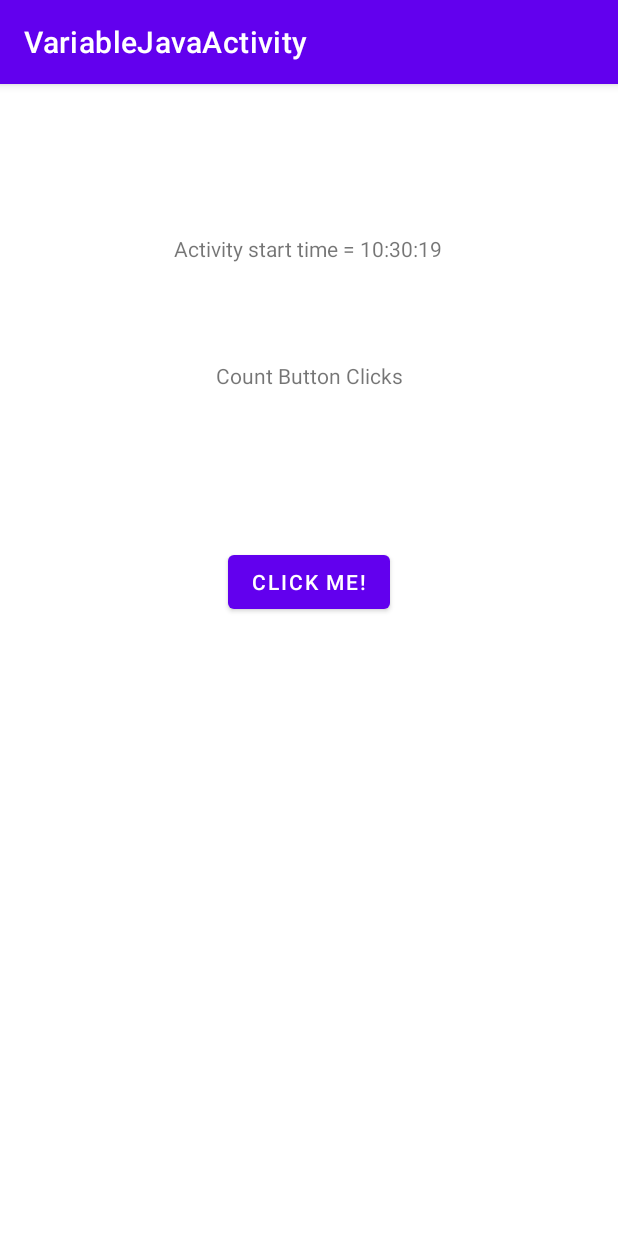
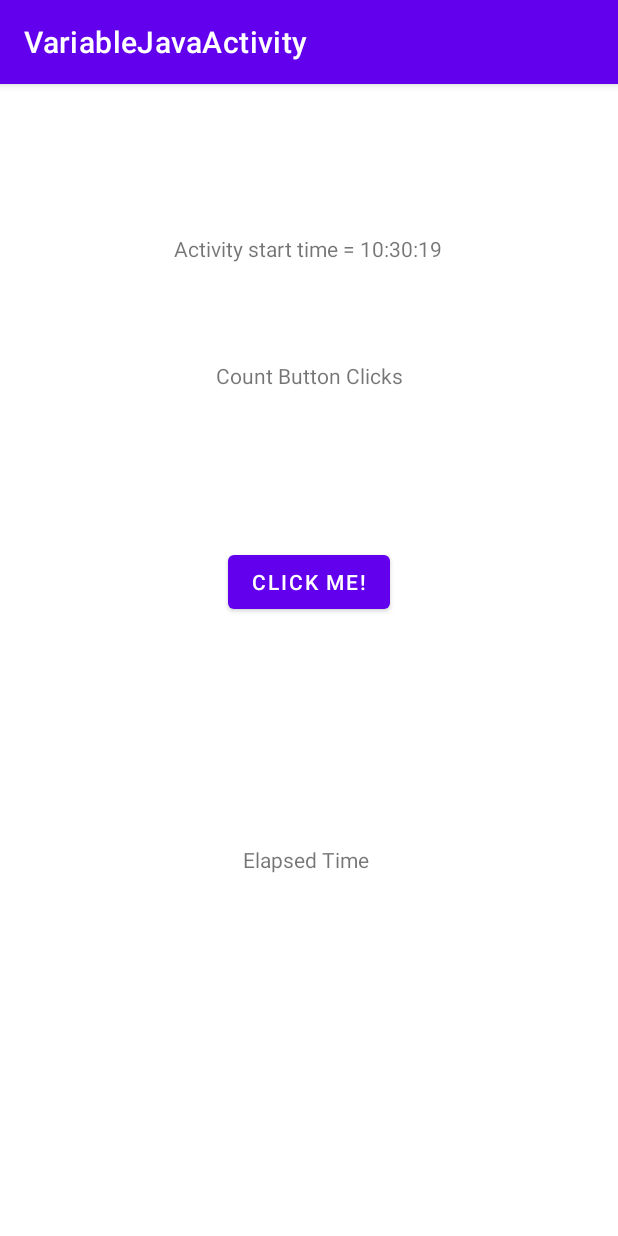
Before and after one commit to Yanghaeun716/HelloKotlin, an Android app: the VariableJavaActivity screen opened directly, with no data from a screen before it, on a phone screen of 412 x 824 dp. Run offline under Robolectric (Android 15) with nearby library versions, the phone set to English and light mode, and no system bars.

Commit message:
Time elapsed

```diff
--- a/app/src/main/java/com/example/hellokotlin/VariableJavaActivity.java
+++ b/app/src/main/java/com/example/hellokotlin/VariableJavaActivity.java
@@ -12,9 +12,10 @@ import java.util.Locale;
 
 public class VariableJavaActivity extends AppCompatActivity {
     int clickCount;
-    TextView txtActivityStartTime, txtCountBtnClicks;
+    TextView txtActivityStartTime, txtCountBtnClicks, txtElapsedTime;
     Button btnClickMe;
     final long startTime = System.currentTimeMillis();
+    long elapsedSeconds;
 
     @Override
     protected void onCreate(Bundle savedInstanceState) {
@@ -24,15 +25,19 @@ public class VariableJavaActivity extends AppCompatActivity {
         txtActivityStartTime = findViewById(R.id.txtActivityStartTime);
         txtCountBtnClicks = findViewById(R.id.txtCountBtnClicks);
         btnClickMe = findViewById(R.id.btnClickMe);
+        txtElapsedTime = findViewById(R.id.txtElapsedTime);
 
         clickCount = 0;
 //        startTime = System.currentTimeMillis();
+
 
         btnClickMe.setOnClickListener(new View.OnClickListener() {
             @Override
             public void onClick(View v) {
                 clickCount++;
                 txtCountBtnClicks.setText("Button clicks = "+ clickCount);
+                elapsedSeconds = (long) ((System.currentTimeMillis() - startTime)/1000.0);
+                txtElapsedTime.setText(elapsedSeconds +"seconds elapsed");
             }
         });
         String sTimeStamp = new SimpleDateFormat("HH:mm:ss", Locale.KOREA).format(startTime);
--- a/app/src/main/java/com/example/hellokotlin/VariableKotlinActivity.kt
+++ b/app/src/main/java/com/example/hellokotlin/VariableKotlinActivity.kt
@@ -15,15 +15,19 @@ class VariableKotlinActivity : AppCompatActivity() {
         val txtActivityStartTime = findViewById<TextView>(R.id.txtActivityStartTime)
         val txtCountBtnClicks = findViewById<TextView>(R.id.txtCountBtnClicks)
         val btnClickMe = findViewById<Button>(R.id.btnClickMe)
+        val txtElapsedTime = findViewById<TextView>(R.id.txtElapsedTime)
 
         var clickCount = 0
         val startTime = System.currentTimeMillis()
         val sTimeStamp = SimpleDateFormat("HH:mm:ss", Locale.KOREA).format(startTime)
         txtActivityStartTime.text= "Activity start time = ${sTimeStamp}"
 
+
         btnClickMe.setOnClickListener{
             clickCount++
             txtCountBtnClicks.text = "Button clicks = ${clickCount}"
+            var elapesdSeconds : Long = ((System.currentTimeMillis() - startTime) / 1000.0).toLong()
+            txtElapsedTime.text = "${elapesdSeconds} seconds elapsed "
         }
     }
 }
--- a/app/src/main/res/layout/layout_variable.xml
+++ b/app/src/main/res/layout/layout_variable.xml
@@ -35,4 +35,17 @@
         app:layout_constraintEnd_toEndOf="parent"
         app:layout_constraintStart_toStartOf="parent"
         app:layout_constraintTop_toBottomOf="@+id/txtCountBtnClicks" />
+
+    <TextView
+        android:id="@+id/txtElapsedTime"
+        android:layout_width="95dp"
+        android:layout_height="19dp"
+        android:layout_marginTop="119dp"
+        android:text="Elapsed Time"
+        app:layout_constraintBottom_toBottomOf="parent"
+        app:layout_constraintEnd_toEndOf="parent"
+        app:layout_constraintHorizontal_bias="0.512"
+        app:layout_constraintStart_toStartOf="parent"
+        app:layout_constraintTop_toBottomOf="@+id/btnClickMe"
+        app:layout_constraintVertical_bias="0.117" />
 </androidx.constraintlayout.widget.ConstraintLayout>
```
